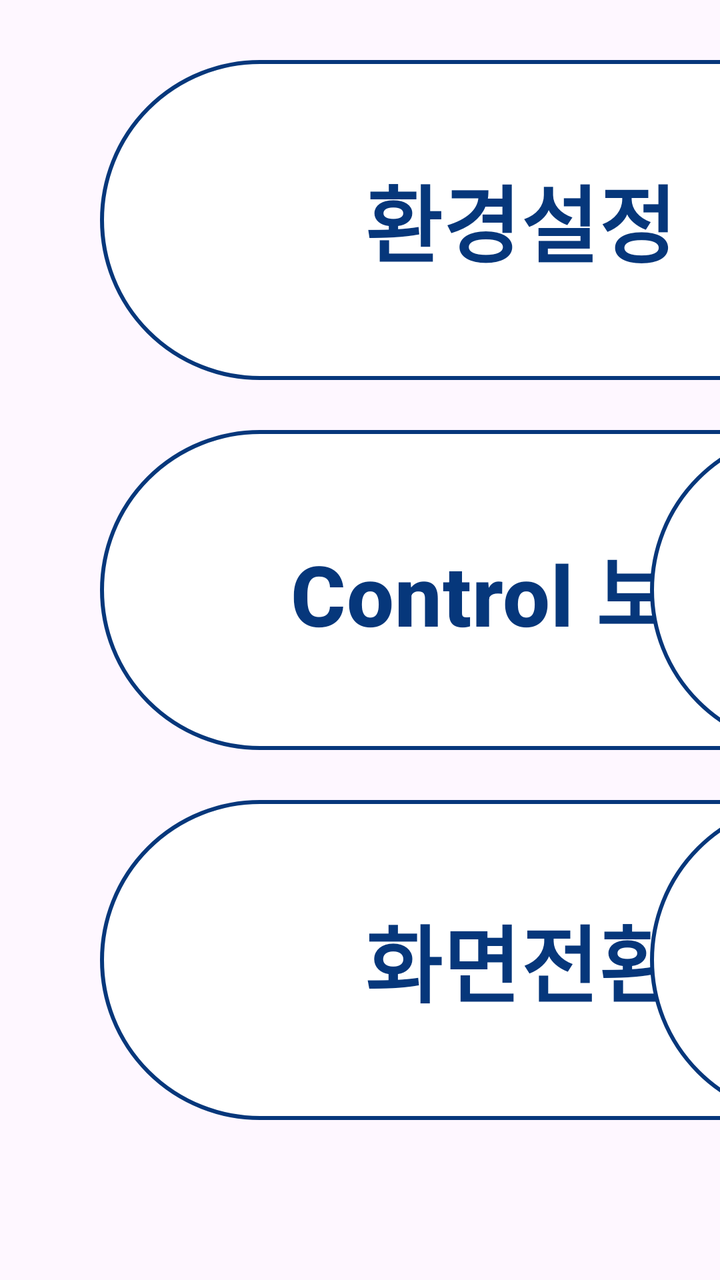
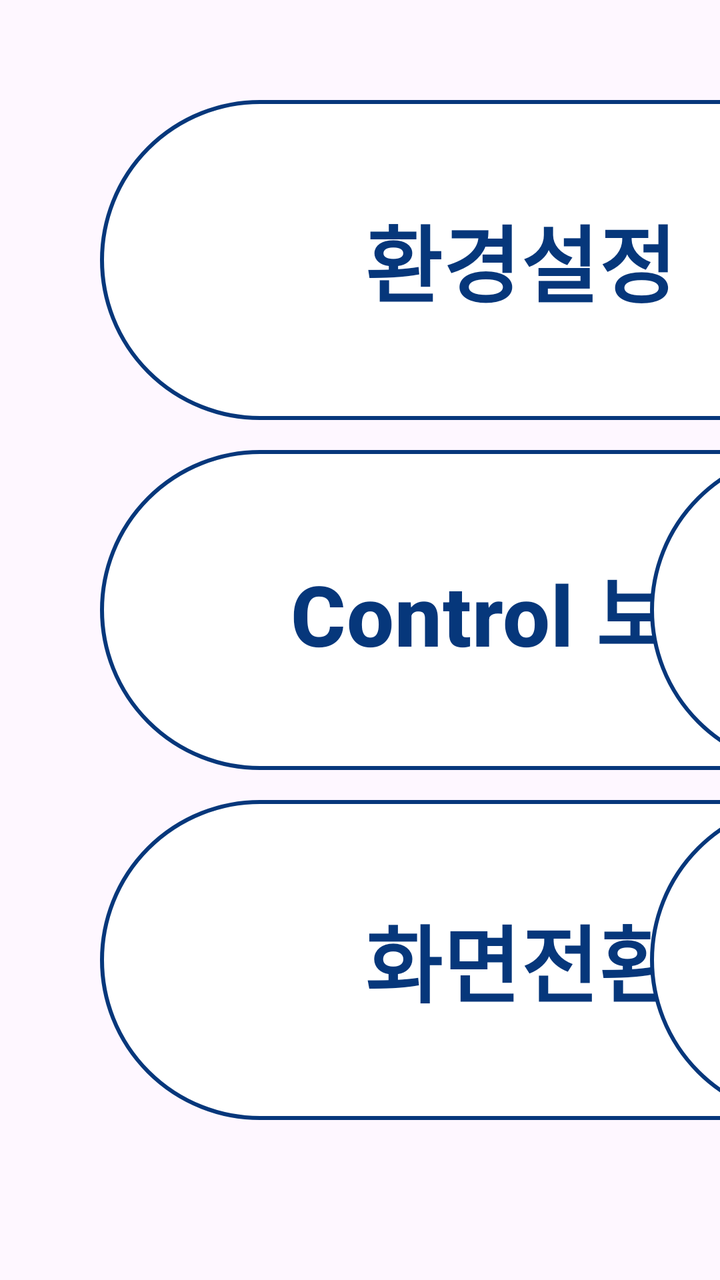

Before-and-after screenshots of an Android layout around one commit, followed by the original layout XML and the change that was made.
<!-- AndroidManifest.xml: application theme Theme.FastCharger -->
<!-- res/layout/fragment_environment.xml -->
<?xml version="1.0" encoding="utf-8"?>
<androidx.constraintlayout.widget.ConstraintLayout xmlns:android="http://schemas.android.com/apk/res/android"
    xmlns:tools="http://schemas.android.com/tools"
    xmlns:app="http://schemas.android.com/apk/res-auto"
    android:layout_width="1024dp"
    android:layout_height="676dp"
    android:orientation="horizontal"
    tools:context=".pages.EnvironmentFragment">

    <Button
        android:id="@+id/btnConfig"
        android:layout_width="420dp"
        android:layout_height="160dp"
        android:text="@string/configButton"
        app:backgroundTint="@null"
        android:layout_marginStart="50dp"
        android:layout_marginTop="30dp"
        android:textSize="42sp"
        android:textStyle="bold"
        android:textColor="@color/primary"
        android:background="@drawable/shape_btn_white_stroke_blue_rounded"
        app:layout_constraintLeft_toLeftOf="parent"
        app:layout_constraintTop_toTopOf="parent" />

    <Button
        android:id="@+id/btnWebSocket"
        android:layout_width="420dp"
        android:layout_height="160dp"
        android:text="@string/webSocketButton"
        app:backgroundTint="@null"
        android:layout_marginEnd="20dp"
        android:textSize="42sp"
        android:textStyle="bold"
        android:textColor="@color/primary"
        android:background="@drawable/shape_btn_white_stroke_blue_rounded"
        app:layout_constraintLeft_toRightOf="@id/btnConfig"
        app:layout_constraintTop_toTopOf="@id/btnConfig"
        app:layout_constraintRight_toRightOf="parent"/>

    <Button
        android:id="@+id/btnControl"
        android:layout_width="420dp"
        android:layout_height="160dp"
        android:text="@string/controlButton"
        android:textSize="42sp"
        android:textStyle="bold"
        android:textColor="@color/primary"
        android:background="@drawable/shape_btn_white_stroke_blue_rounded"
        app:backgroundTint="@null"
        app:layout_constraintLeft_toLeftOf="@id/btnConfig"
        app:layout_constraintTop_toBottomOf="@id/btnConfig"
        app:layout_constraintBottom_toTopOf="@id/btnUi"/>

    <Button
        android:id="@+id/btnLoadTest"
        android:layout_width="420dp"
        android:layout_height="160dp"
        android:text="@string/loadTest"
        android:textSize="42sp"
        android:textColor="@color/primary"
        android:textStyle="bold"
        android:background="@drawable/shape_btn_white_stroke_blue_rounded"
        app:backgroundTint="@null"
        app:layout_constraintLeft_toLeftOf="@id/btnWebSocket"
        app:layout_constraintTop_toTopOf="@id/btnControl" />

    <Button
        android:id="@+id/btnUi"
        android:layout_width="420dp"
        android:layout_height="160dp"
        android:layout_marginBottom="80dp"
        android:background="@drawable/shape_btn_white_stroke_blue_rounded"
        android:text="@string/uiButton"
        android:textColor="@color/primary"
        android:textSize="42sp"
        android:textStyle="bold"
        app:backgroundTint="@null"
        app:layout_constraintBottom_toBottomOf="parent"
        app:layout_constraintLeft_toLeftOf="@id/btnControl" />

    <Button
        android:id="@+id/btnMember"
        android:layout_width="205dp"
        android:layout_height="160dp"
        android:text="@string/userInfoButton"
        android:textSize="36sp"
        android:textStyle="bold"
        android:textColor="@color/primary"
        android:background="@drawable/shape_btn_white_stroke_blue_rounded_left"
        app:backgroundTint="@null"
        app:layout_constraintLeft_toLeftOf="@id/btnLoadTest"
        app:layout_constraintTop_toTopOf="@id/btnUi" />

    <Button
        android:id="@+id/btnExit"
        android:layout_width="205dp"
        android:layout_height="160dp"
        android:text="@string/exitButton"
        android:textSize="36sp"
        android:textStyle="bold"
        android:textColor="@color/primary"
        android:background="@drawable/shape_btn_white_stroke_blue_rounded_right"
        app:backgroundTint="@null"
        app:layout_constraintRight_toRightOf="@id/btnLoadTest"
        app:layout_constraintTop_toTopOf="@id/btnUi" />


</androidx.constraintlayout.widget.ConstraintLayout>
<!-- resources referenced by this layout -->
<resources>
  <color name="primary">#06377B</color>
  <!-- drawable shape_btn_white_stroke_blue_rounded (drawable) -->
  <?xml version="1.0" encoding="utf-8"?>
  <shape xmlns:android="http://schemas.android.com/apk/res/android">
      <solid android:color="@color/white"/>
      <corners android:radius="100dp" />
      <stroke android:width="2dp" android:color="@color/primary" />
  </shape>
  <!-- drawable shape_btn_white_stroke_blue_rounded_left (drawable) -->
  <?xml version="1.0" encoding="utf-8"?>
  <shape xmlns:android="http://schemas.android.com/apk/res/android">
      <solid android:color="@color/white" />
      <corners
          android:topLeftRadius="100dp"
          android:topRightRadius="0dp"
          android:bottomLeftRadius="100dp"
          android:bottomRightRadius="0dp" />
      <stroke android:width="2dp" android:color="@color/primary" />
  </shape>
  <!-- drawable shape_btn_white_stroke_blue_rounded_right (drawable) -->
  <?xml version="1.0" encoding="utf-8"?>
  <shape xmlns:android="http://schemas.android.com/apk/res/android">
      <solid android:color="@color/white" />
      <corners
          android:topLeftRadius="0dp"
          android:topRightRadius="100dp"
          android:bottomLeftRadius="0dp"
          android:bottomRightRadius="100dp" />
      <stroke android:width="2dp" android:color="@color/primary" />
  </shape>
  <string name="configButton">환경설정</string>
  <string name="controlButton">Control 보드</string>
  <string name="exitButton">종 료</string>
  <string name="loadTest">Load Test</string>
  <string name="uiButton">화면전환</string>
  <string name="userInfoButton">회원\n등록</string>
  <string name="webSocketButton">Web-Socket</string>
  <style name="Theme.FastCharger" parent="Base.Theme.FastCharger" />
  <color name="white">#FFFFFFFF</color>
  <style name="Base.Theme.FastCharger" parent="Theme.Material3.DayNight.NoActionBar">
          
          
          <item name="windowNoTitle">true</item>
          <item name="android:windowFullscreen">true</item>
      </style>
</resources>

<!-- the commit's change to res/layout/fragment_environment.xml (unified diff, before → after) -->
@@ -3,7 +3,7 @@
     xmlns:tools="http://schemas.android.com/tools"
     xmlns:app="http://schemas.android.com/apk/res-auto"
     android:layout_width="1024dp"
-    android:layout_height="676dp"
+    android:layout_height="768dp"
     android:orientation="horizontal"
     tools:context=".pages.EnvironmentFragment">
 
@@ -14,7 +14,7 @@
         android:text="@string/configButton"
         app:backgroundTint="@null"
         android:layout_marginStart="50dp"
-        android:layout_marginTop="30dp"
+        android:layout_marginTop="50dp"
         android:textSize="42sp"
         android:textStyle="bold"
         android:textColor="@color/primary"
